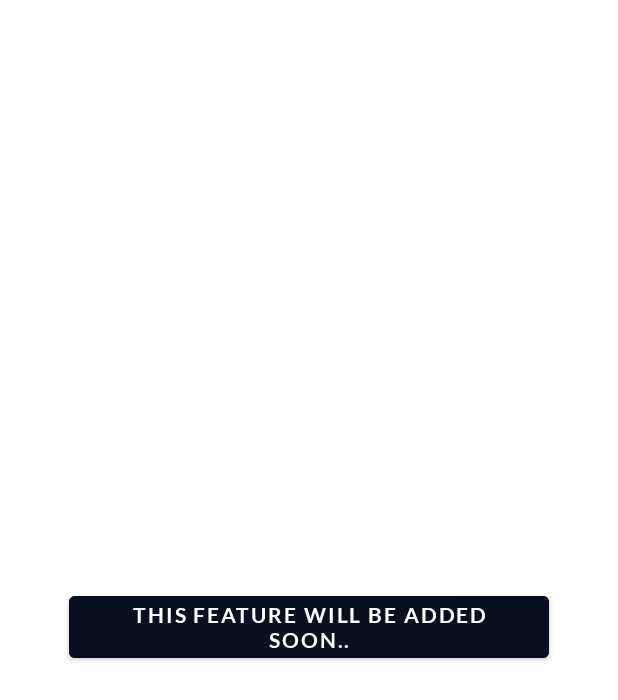
After one commit to pratapnik/Kowts, an Android app: the layout fragment_categories.xml on its own in the app's theme, with its tools: preview values and no code run, on a phone screen of 412 x 824 dp. The commit adds this screen. Shown: the top 700 px of the screen. Run offline under Robolectric (Android 15) with nearby library versions, the phone set to English and light mode, and no system bars; network calls fail.

Commit message:
Added CategoriesFragment.kt

```diff
--- a/app/src/main/java/com/ronan/kowts/HomeActivity.kt
+++ b/app/src/main/java/com/ronan/kowts/HomeActivity.kt
@@ -1,6 +1,7 @@
 package com.ronan.kowts
 
 import android.os.Bundle
+import android.util.Log
 import androidx.appcompat.app.AppCompatActivity
 import androidx.navigation.NavController
 import androidx.navigation.Navigation
@@ -42,12 +43,13 @@ class HomeActivity : AppCompatActivity(), SettingsFragment.DarkModeListener {
     private fun selectTabs(tabIndex: Int) {
         when (tabIndex) {
             0 -> navController.navigate(R.id.quotesListFragment)
-            1 -> applicationContext.showToastAtCenter(resources.getString(R.string.label_feature_soon_msg))
+            1 -> navController.navigate(R.id.categoriesFragment)
             2 -> navController.navigate(R.id.settingsFragment2)
         }
     }
 
     override fun onDarkModeSwitch(isSwitched: Boolean) {
+        Log.d("nikhil", "onDarkModeSwitch: $isSwitched")
         if(isSwitched)
             selectTabs(0)
     }
--- a/app/src/main/java/com/ronan/kowts/fragments/QuotesListFragment.kt
+++ b/app/src/main/java/com/ronan/kowts/fragments/QuotesListFragment.kt
@@ -1,7 +1,6 @@
 package com.ronan.kowts.fragments
 
 import android.os.Bundle
-import android.util.Log
 import android.view.KeyEvent
 import android.view.LayoutInflater
 import android.view.View
@@ -65,7 +64,7 @@ class QuotesListFragment : Fragment(), RonanQuotesListAdapter.QuoteClickListener
             ronanListViewModel.refresh()
         }
 
-        fabShuffle.setOnClickListener {
+        btnShuffle.setOnClickListener {
             rvQuotesList.visibility = View.GONE
             tvErrorOccured.visibility = View.GONE
             pbLoadData.visibility = View.VISIBLE
--- a/app/src/main/res/drawable/ic_shuffle_icon.xml
+++ b/app/src/main/res/drawable/ic_shuffle_icon.xml
@@ -1,5 +1,5 @@
-<vector android:height="32dp" android:viewportHeight="512"
-    android:viewportWidth="512" android:width="32dp" xmlns:android="http://schemas.android.com/apk/res/android">
+<vector android:height="@dimen/bottom_radius_24_dp" android:viewportHeight="512"
+    android:viewportWidth="512" android:width="@dimen/bottom_radius_24_dp" xmlns:android="http://schemas.android.com/apk/res/android">
     <path android:fillColor="@color/color_white" android:pathData="M506.24,371.7l-96,-80c-4.768,-4 -11.424,-4.8 -17.024,-2.208c-5.632,2.656 -9.216,8.288 -9.216,14.496v48h-26.784c-22.208,0 -42.496,-11.264 -54.272,-30.08l-103.616,-165.76c-23.52,-37.664 -64.096,-60.16 -108.544,-60.16H0v64h90.784c22.208,0 42.496,11.264 54.272,30.08l103.616,165.76c23.552,37.664 64.128,60.16 108.544,60.16H384v48c0,6.208 3.584,11.84 9.216,14.496c2.144,0.992 4.48,1.504 6.784,1.504c3.68,0 7.328,-1.248 10.24,-3.712l96,-80c3.68,-3.04 5.76,-7.552 5.76,-12.288C512,379.252 509.92,374.74 506.24,371.7z"/>
     <path android:fillColor="@color/color_white" android:pathData="M506.24,115.7l-96,-80c-4.768,-3.968 -11.424,-4.8 -17.024,-2.176C387.584,36.116 384,41.78 384,47.988v48h-26.784c-44.448,0 -85.024,22.496 -108.544,60.16l-5.792,9.28l37.728,60.384l22.336,-35.744c11.776,-18.816 32.064,-30.08 54.272,-30.08H384v48c0,6.208 3.584,11.872 9.216,14.496c2.144,0.992 4.48,1.504 6.784,1.504c3.68,0 7.328,-1.28 10.24,-3.712l96,-80c3.68,-3.04 5.76,-7.552 5.76,-12.288C512,123.252 509.92,118.74 506.24,115.7z"/>
     <path android:fillColor="@color/color_white" android:pathData="M167.392,286.164l-22.304,35.744c-11.776,18.816 -32.096,30.08 -54.304,30.08H0v64h90.784c44.416,0 84.992,-22.496 108.544,-60.16l5.792,-9.28L167.392,286.164z"/>
--- /dev/null
+++ b/app/src/main/res/layout/fragment_categories.xml
@@ -0,0 +1,24 @@
+<?xml version="1.0" encoding="utf-8"?>
+<androidx.constraintlayout.widget.ConstraintLayout xmlns:android="http://schemas.android.com/apk/res/android"
+    xmlns:tools="http://schemas.android.com/tools"
+    android:layout_width="match_parent"
+    android:layout_height="match_parent"
+    xmlns:app="http://schemas.android.com/apk/res-auto"
+    tools:context=".fragments.CategoriesFragment">
+
+    <Button
+        android:id="@+id/btnRefreshList"
+        style="@style/RonanCustomFilledBlackButton"
+        android:layout_width="wrap_content"
+        android:layout_height="wrap_content"
+        android:layout_marginTop="@dimen/margin_12_dp"
+        android:text="@string/label_feature_soon_msg"
+        android:textColor="@color/color_white"
+        android:visibility="visible"
+        app:layout_constraintEnd_toEndOf="parent"
+        app:layout_constraintStart_toStartOf="parent"
+        app:layout_constraintBottom_toBottomOf="parent"
+        app:layout_constraintTop_toTopOf="parent"
+         />
+
+</androidx.constraintlayout.widget.ConstraintLayout>
--- a/app/src/main/res/navigation/home_nav_graph.xml
+++ b/app/src/main/res/navigation/home_nav_graph.xml
@@ -19,6 +19,11 @@
         android:id="@+id/settingsFragment2"
         android:name="com.example.presence.fragments.SettingsFragment"
         android:label="SettingsFragment" />
+    <fragment
+        android:id="@+id/categoriesFragment"
+        android:name="com.ronan.kowts.fragments.CategoriesFragment"
+        android:label="fragment_categories"
+        tools:layout="@layout/fragment_categories" />
 
 
 </navigation>
```
Also changed, not shown: app/src/main/java/com/ronan/kowts/fragments/CategoriesFragment.kt (added, +25 -0 lines), app/src/main/res/layout/ronan_quotes_list_fragment.xml (+13 -21 lines).
